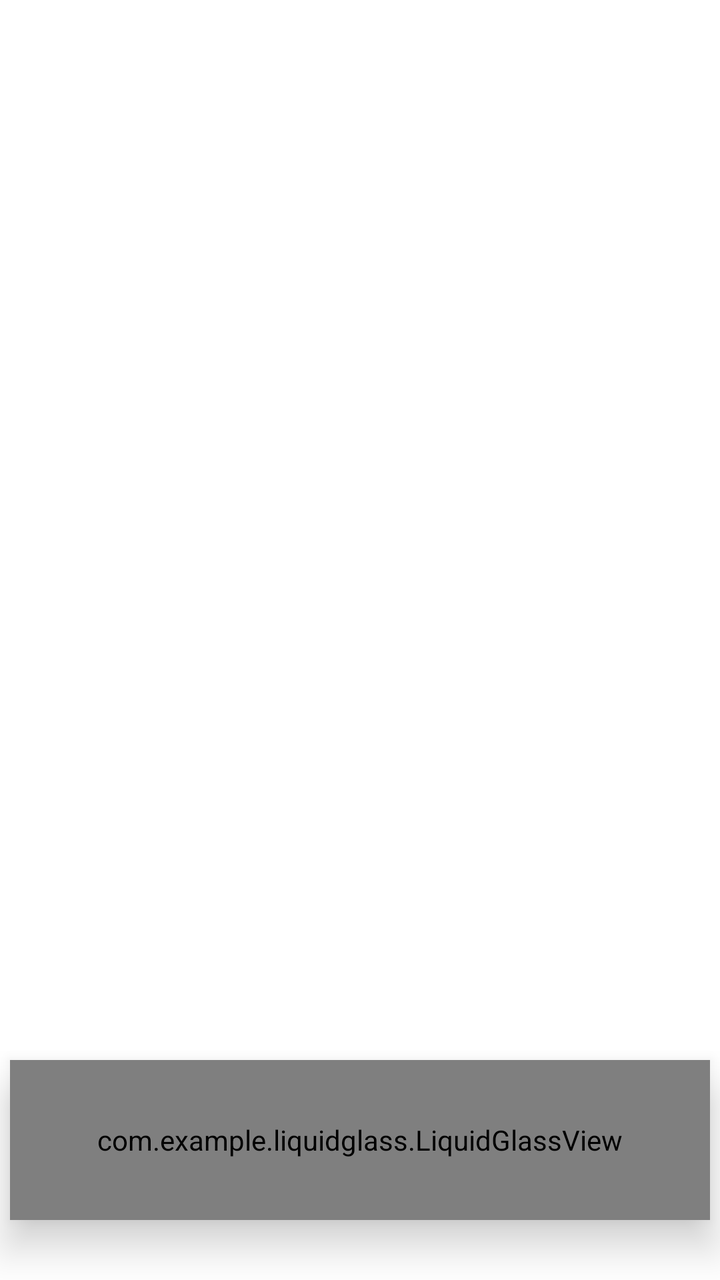
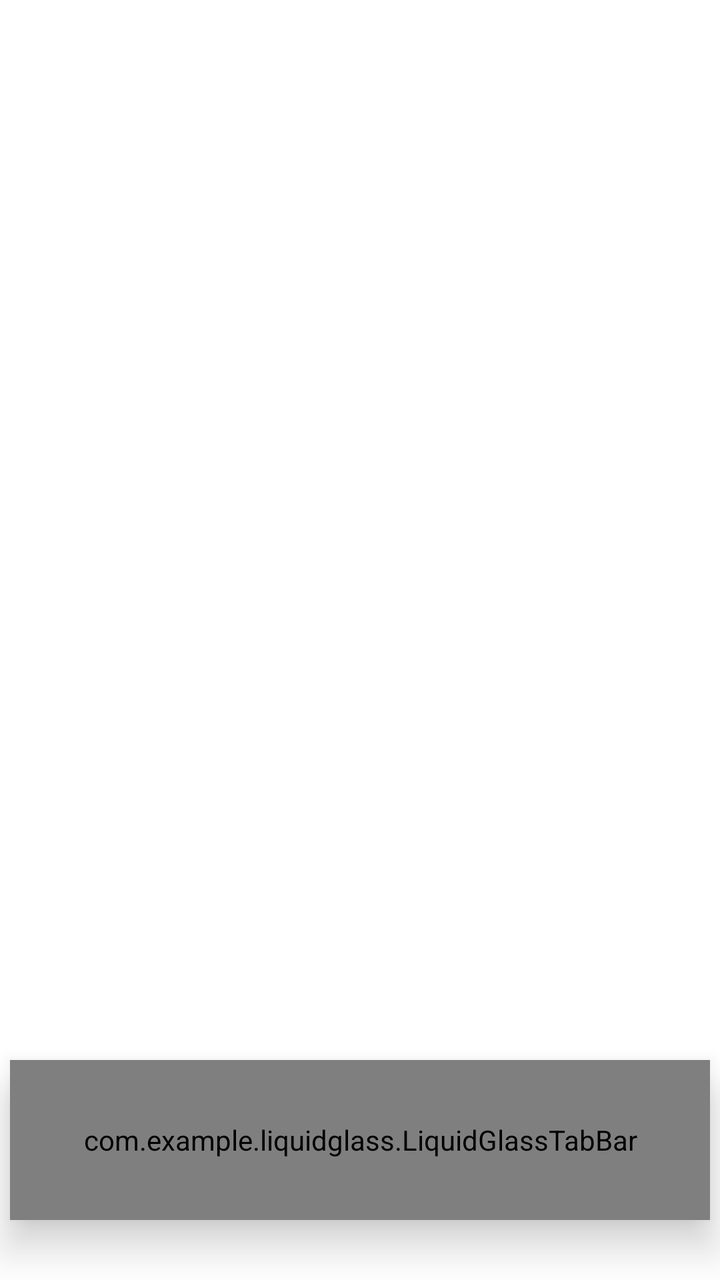

Compare the two renders of this Android layout. The source of the first and the diff that turns it into the second are given below.
<!-- AndroidManifest.xml: application theme Theme.RateMyProfessor -->
<!-- res/layout/activity_main.xml -->
<?xml version="1.0" encoding="utf-8"?>
<androidx.constraintlayout.widget.ConstraintLayout xmlns:android="http://schemas.android.com/apk/res/android"
    xmlns:app="http://schemas.android.com/apk/res-auto"
    android:layout_width="match_parent"
    android:layout_height="match_parent"
    android:background="@color/surface">

    <androidx.fragment.app.FragmentContainerView
        android:id="@+id/fragment_container"
        android:layout_width="0dp"
        android:layout_height="0dp"
        app:layout_constraintBottom_toBottomOf="parent"
        app:layout_constraintEnd_toEndOf="parent"
        app:layout_constraintStart_toStartOf="parent"
        app:layout_constraintTop_toTopOf="parent" />


    <com.example.liquidglass.LiquidGlassView
        android:id="@+id/custom_bottom_nav"
        android:layout_width="350dp"
        android:layout_height="80dp"
        android:layout_marginBottom="30dp"
        android:elevation="12dp"
        app:layout_constraintBottom_toBottomOf="parent"
        app:layout_constraintEnd_toEndOf="parent"
        app:layout_constraintStart_toStartOf="parent"
        app:cornerRadius="40dp"
        app:glassMaterial="regular"
        app:refractionHeight="40dp"
        app:bevelWidth="12dp"
        app:dispersionStrength="0.10"
        app:adaptiveTint="true">

        <LinearLayout
            android:layout_width="match_parent"
            android:layout_height="match_parent"
            android:orientation="horizontal"
            android:gravity="center"
            android:background="@android:color/transparent">

            <ImageButton
                android:id="@+id/nav_search"
                android:layout_width="0dp"
                android:layout_height="match_parent"
                android:layout_weight="1"
                android:background="@android:color/transparent"
                android:src="@drawable/search_icon"
                android:scaleType="center"
                app:tint="@color/bottom_nav_icon" />

            <ImageButton
                android:id="@+id/nav_home"
                android:layout_width="0dp"
                android:layout_height="match_parent"
                android:layout_weight="1"
                android:background="@android:color/transparent"
                android:src="@drawable/home_icon"
                android:scaleType="center"
                app:tint="@color/bottom_nav_icon" />

            <ImageButton
                android:id="@+id/nav_settings"
                android:layout_width="0dp"
                android:layout_height="match_parent"
                android:layout_weight="1"
                android:background="@android:color/transparent"
                android:src="@drawable/settings_icon"
                android:scaleType="center"
                app:tint="@color/bottom_nav_icon" />

        </LinearLayout>

    </com.example.liquidglass.LiquidGlassView>


</androidx.constraintlayout.widget.ConstraintLayout>
<!-- resources referenced by this layout -->
<resources>
  <color name="bottom_nav_icon">#FF101010</color>
  <color name="surface">#FFFFFFFF</color>
  <!-- drawable home_icon (drawable) -->
  <vector xmlns:android="http://schemas.android.com/apk/res/android"
      android:width="28dp"
      android:height="28dp"
      android:viewportWidth="64"
      android:viewportHeight="64">
    <path
        android:pathData="M10,29L32,12L54,29"
        android:strokeLineJoin="round"
        android:strokeWidth="4"
        android:fillColor="#00000000"
        android:strokeColor="@color/icon_tint"
        android:strokeLineCap="round"/>
    <path
        android:pathData="M16,27V52H48V27"
        android:strokeLineJoin="round"
        android:strokeWidth="4"
        android:fillColor="#00000000"
        android:strokeColor="@color/icon_tint"
        android:strokeLineCap="round"/>
    <path
        android:pathData="M27,52V38C27,36.3 28.3,35 30,35H34C35.7,35 37,36.3 37,38V52"
        android:strokeLineJoin="round"
        android:strokeWidth="4"
        android:fillColor="#00000000"
        android:strokeColor="@color/icon_tint"
        android:strokeLineCap="round"/>
  </vector>
  <!-- drawable search_icon (drawable) -->
  <vector xmlns:android="http://schemas.android.com/apk/res/android"
      android:width="28dp"
      android:height="28dp"
      android:viewportWidth="64"
      android:viewportHeight="64">
    <path
        android:pathData="M28,28m-14,0a14,14 0,1 1,28 0a14,14 0,1 1,-28 0"
        android:strokeWidth="5"
        android:fillColor="#00000000"
        android:strokeColor="@color/icon_tint"/>
    <path
        android:pathData="M38,38L50,50"
        android:strokeWidth="5"
        android:fillColor="#00000000"
        android:strokeColor="@color/icon_tint"
        android:strokeLineCap="round"/>
  </vector>
  <!-- drawable settings_icon (drawable) -->
  <vector xmlns:android="http://schemas.android.com/apk/res/android"
      android:width="28dp"
      android:height="28dp"
      android:viewportWidth="24"
      android:viewportHeight="24">
  
    <path
        android:pathData="M3,6L21,6"
        android:strokeWidth="2.5"
        android:fillColor="#00000000"
        android:strokeColor="@color/icon_tint"
        android:strokeLineCap="round" />
  
    <path
        android:pathData="M3,12L21,12"
        android:strokeWidth="2.5"
        android:fillColor="#00000000"
        android:strokeColor="@color/icon_tint"
        android:strokeLineCap="round" />
  
    <path
        android:pathData="M3,18L21,18"
        android:strokeWidth="2.5"
        android:fillColor="#00000000"
        android:strokeColor="@color/icon_tint"
        android:strokeLineCap="round" />
  </vector>
  <color name="icon_tint">#FF101010</color>
  <color name="text_primary">#FF101010</color>
  <color name="text_on_inverse">#FFFFFFFF</color>
  <color name="surface_container">#FFE8E8E8</color>
  <color name="danger">#FFB3261E</color>
  <color name="text_muted">#FF5F5D5D</color>
  <color name="text_hint">#FF8A8A8A</color>
  <!-- unchanged entries left out for length: 1 -->
</resources>

<!-- the commit's change to res/layout/activity_main.xml (unified diff, before → after) -->
@@ -15,7 +15,7 @@
         app:layout_constraintTop_toTopOf="parent" />
 
 
-    <com.example.liquidglass.LiquidGlassView
+    <com.example.liquidglass.LiquidGlassTabBar
         android:id="@+id/custom_bottom_nav"
         android:layout_width="350dp"
         android:layout_height="80dp"
@@ -26,51 +26,11 @@
         app:layout_constraintStart_toStartOf="parent"
         app:cornerRadius="40dp"
         app:glassMaterial="regular"
+        app:blurAmount="0.25"
         app:refractionHeight="40dp"
         app:bevelWidth="12dp"
         app:dispersionStrength="0.10"
-        app:adaptiveTint="true">
-
-        <LinearLayout
-            android:layout_width="match_parent"
-            android:layout_height="match_parent"
-            android:orientation="horizontal"
-            android:gravity="center"
-            android:background="@android:color/transparent">
-
-            <ImageButton
-                android:id="@+id/nav_search"
-                android:layout_width="0dp"
-                android:layout_height="match_parent"
-                android:layout_weight="1"
-                android:background="@android:color/transparent"
-                android:src="@drawable/search_icon"
-                android:scaleType="center"
-                app:tint="@color/bottom_nav_icon" />
-
-            <ImageButton
-                android:id="@+id/nav_home"
-                android:layout_width="0dp"
-                android:layout_height="match_parent"
-                android:layout_weight="1"
-                android:background="@android:color/transparent"
-                android:src="@drawable/home_icon"
-                android:scaleType="center"
-                app:tint="@color/bottom_nav_icon" />
-
-            <ImageButton
-                android:id="@+id/nav_settings"
-                android:layout_width="0dp"
-                android:layout_height="match_parent"
-                android:layout_weight="1"
-                android:background="@android:color/transparent"
-                android:src="@drawable/settings_icon"
-                android:scaleType="center"
-                app:tint="@color/bottom_nav_icon" />
-
-        </LinearLayout>
-
-    </com.example.liquidglass.LiquidGlassView>
+        app:adaptiveTint="true" />
 
 
 </androidx.constraintlayout.widget.ConstraintLayout>
<!-- resource entries referenced after the edit -->
@@ -1,82 +1,6 @@
 <!-- resources referenced by this layout -->
 <resources>
-  <color name="bottom_nav_icon">#FF101010</color>
   <color name="surface">#FFFFFFFF</color>
-  <!-- drawable home_icon (drawable) -->
-  <vector xmlns:android="http://schemas.android.com/apk/res/android"
-      android:width="28dp"
-      android:height="28dp"
-      android:viewportWidth="64"
-      android:viewportHeight="64">
-    <path
-        android:pathData="M10,29L32,12L54,29"
-        android:strokeLineJoin="round"
-        android:strokeWidth="4"
-        android:fillColor="#00000000"
-        android:strokeColor="@color/icon_tint"
-        android:strokeLineCap="round"/>
-    <path
-        android:pathData="M16,27V52H48V27"
-        android:strokeLineJoin="round"
-        android:strokeWidth="4"
-        android:fillColor="#00000000"
-        android:strokeColor="@color/icon_tint"
-        android:strokeLineCap="round"/>
-    <path
-        android:pathData="M27,52V38C27,36.3 28.3,35 30,35H34C35.7,35 37,36.3 37,38V52"
-        android:strokeLineJoin="round"
-        android:strokeWidth="4"
-        android:fillColor="#00000000"
-        android:strokeColor="@color/icon_tint"
-        android:strokeLineCap="round"/>
-  </vector>
-  <!-- drawable search_icon (drawable) -->
-  <vector xmlns:android="http://schemas.android.com/apk/res/android"
-      android:width="28dp"
-      android:height="28dp"
-      android:viewportWidth="64"
-      android:viewportHeight="64">
-    <path
-        android:pathData="M28,28m-14,0a14,14 0,1 1,28 0a14,14 0,1 1,-28 0"
-        android:strokeWidth="5"
-        android:fillColor="#00000000"
-        android:strokeColor="@color/icon_tint"/>
-    <path
-        android:pathData="M38,38L50,50"
-        android:strokeWidth="5"
-        android:fillColor="#00000000"
-        android:strokeColor="@color/icon_tint"
-        android:strokeLineCap="round"/>
-  </vector>
-  <!-- drawable settings_icon (drawable) -->
-  <vector xmlns:android="http://schemas.android.com/apk/res/android"
-      android:width="28dp"
-      android:height="28dp"
-      android:viewportWidth="24"
-      android:viewportHeight="24">
-  
-    <path
-        android:pathData="M3,6L21,6"
-        android:strokeWidth="2.5"
-        android:fillColor="#00000000"
-        android:strokeColor="@color/icon_tint"
-        android:strokeLineCap="round" />
-  
-    <path
-        android:pathData="M3,12L21,12"
-        android:strokeWidth="2.5"
-        android:fillColor="#00000000"
-        android:strokeColor="@color/icon_tint"
-        android:strokeLineCap="round" />
-  
-    <path
-        android:pathData="M3,18L21,18"
-        android:strokeWidth="2.5"
-        android:fillColor="#00000000"
-        android:strokeColor="@color/icon_tint"
-        android:strokeLineCap="round" />
-  </vector>
-  <color name="icon_tint">#FF101010</color>
   <color name="text_primary">#FF101010</color>
   <color name="text_on_inverse">#FFFFFFFF</color>
   <color name="surface_container">#FFE8E8E8</color>
